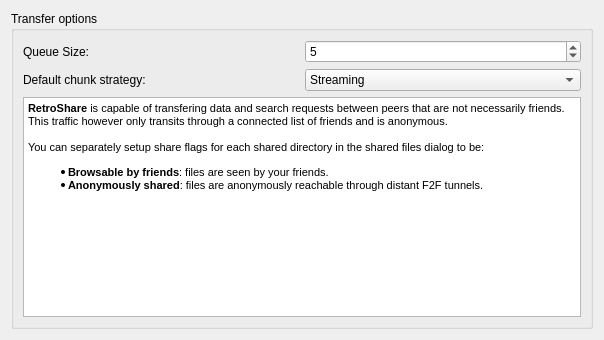
Qt form retroshare-gui/src/gui/settings/TransferPage.ui (RetroShare/RetroShare) before a commit.
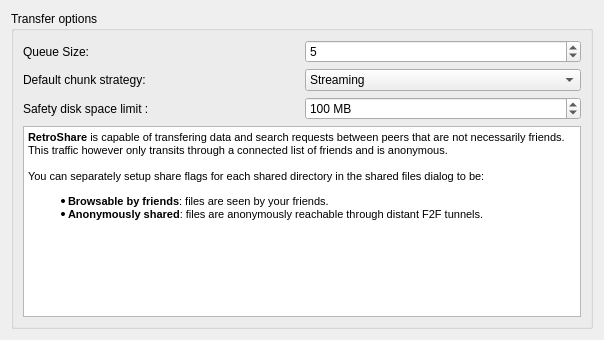
The same form after that commit.

Commit message: implemented a safety check for low disc space, and safe drop of disk access if too low

Patch:
```diff
--- a/retroshare-gui/src/gui/settings/TransferPage.ui
+++ b/retroshare-gui/src/gui/settings/TransferPage.ui
@@ -19,11 +19,11 @@
      <property name="title">
       <string>Transfer options</string>
      </property>
-     <layout class="QVBoxLayout" name="verticalLayout_3">
+     <layout class="QVBoxLayout" name="verticalLayout_4">
       <item>
        <layout class="QHBoxLayout" name="horizontalLayout">
         <item>
-         <layout class="QVBoxLayout" name="verticalLayout_4">
+         <layout class="QVBoxLayout" name="verticalLayout_3">
           <item>
            <widget class="QLabel" name="label">
             <property name="text">
@@ -38,6 +38,13 @@
             </property>
            </widget>
           </item>
+          <item>
+           <widget class="QLabel" name="label_2">
+            <property name="text">
+             <string>Safety disk space limit :</string>
+            </property>
+           </widget>
+          </item>
          </layout>
         </item>
         <item>
@@ -75,6 +82,25 @@
             </item>
            </widget>
           </item>
+          <item>
+           <widget class="QSpinBox" name="_diskSpaceLimit_SB">
+            <property name="suffix">
+             <string> MB</string>
+            </property>
+            <property name="minimum">
+             <number>50</number>
+            </property>
+            <property name="maximum">
+             <number>1000</number>
+            </property>
+            <property name="singleStep">
+             <number>10</number>
+            </property>
+            <property name="value">
+             <number>100</number>
+            </property>
+           </widget>
+          </item>
          </layout>
         </item>
        </layout>
@@ -92,7 +118,7 @@
 &lt;p style=&quot; margin-top:0px; margin-bottom:0px; margin-left:0px; margin-right:0px; -qt-block-indent:0; text-indent:0px;&quot;&gt;&lt;span style=&quot; font-size:8pt; font-weight:600;&quot;&gt;RetroShare&lt;/span&gt;&lt;span style=&quot; font-size:8pt;&quot;&gt; is capable of transfering data and search requests between peers that are not necessarily friends. This traffic however only transits through a connected list of friends and is anonymous.&lt;/span&gt;&lt;/p&gt;
 &lt;p style=&quot;-qt-paragraph-type:empty; margin-top:0px; margin-bottom:0px; margin-left:0px; margin-right:0px; -qt-block-indent:0; text-indent:0px; font-size:8pt;&quot;&gt;&lt;/p&gt;
 &lt;p style=&quot; margin-top:0px; margin-bottom:0px; margin-left:0px; margin-right:0px; -qt-block-indent:0; text-indent:0px;&quot;&gt;&lt;span style=&quot; font-size:8pt;&quot;&gt;You can separately setup share flags for each shared directory in the shared files dialog to be:&lt;/span&gt;&lt;/p&gt;
-&lt;ul style=&quot;-qt-list-indent: 1;&quot;&gt;&lt;li style=&quot; font-size:8pt;&quot; style=&quot; margin-top:12px; margin-bottom:0px; margin-left:0px; margin-right:0px; -qt-block-indent:0; text-indent:0px;&quot;&gt;&lt;span style=&quot; font-weight:600;&quot;&gt;Browsable by friends&lt;/span&gt;: files are seen by your friends.&lt;/li&gt;
+&lt;ul style=&quot;margin-top: 0px; margin-bottom: 0px; margin-left: 0px; margin-right: 0px; -qt-list-indent: 1;&quot;&gt;&lt;li style=&quot; font-size:8pt;&quot; style=&quot; margin-top:12px; margin-bottom:0px; margin-left:0px; margin-right:0px; -qt-block-indent:0; text-indent:0px;&quot;&gt;&lt;span style=&quot; font-weight:600;&quot;&gt;Browsable by friends&lt;/span&gt;: files are seen by your friends.&lt;/li&gt;
 &lt;li style=&quot; font-size:8pt;&quot; style=&quot; margin-top:0px; margin-bottom:12px; margin-left:0px; margin-right:0px; -qt-block-indent:0; text-indent:0px;&quot;&gt;&lt;span style=&quot; font-weight:600;&quot;&gt;Anonymously shared&lt;/span&gt;: files are anonymously reachable through distant F2F tunnels.&lt;/li&gt;&lt;/ul&gt;&lt;/body&gt;&lt;/html&gt;</string>
         </property>
        </widget>
```
The commit also changes 17 other files.
